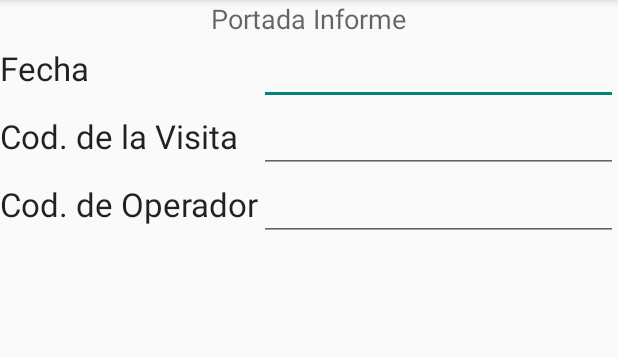
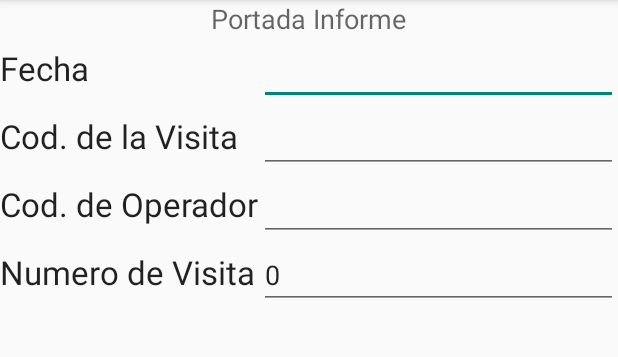
Before and after one commit to jjmoyadam/Listado1, an Android app: the fragment PortadaFragment shown on its own in the app's theme, after a tap on "GuardarDatos", on a phone screen of 412 x 824 dp, the part 84-441 px from its top. Run offline under Robolectric (Android 15) with nearby library versions, the phone set to English and light mode, and no system bars; libraries missing offline, so code that uses them is left out: org.apache.poi; 11 statements that could not run were skipped.

Commit message:
realizar carga portada correctamente en pruebaauditoria

```diff
--- a/app/src/main/java/agrocolor/listaverificacion/modelos/Auditoria.java
+++ b/app/src/main/java/agrocolor/listaverificacion/modelos/Auditoria.java
@@ -1,6 +1,7 @@
 package agrocolor.listaverificacion.modelos;
 
 import org.apache.poi.hssf.usermodel.HSSFWorkbook;
+import org.apache.poi.ss.usermodel.Cell;
 
 import java.util.ArrayList;
 import java.util.Date;
@@ -10,7 +11,8 @@ import java.util.Date;
  */
 public class Auditoria {
     //variables
-    private Date fecha;
+    private int fecha;
+    private int codvista;
     private int codopeador;
     private int numvisita;
     private String nombreArchivo;
@@ -26,11 +28,21 @@ public class Auditoria {
 
     }
     //metodos get y set
-    public Date getFecha() {
+
+
+    public int getCodvista() {
+        return codvista;
+    }
+
+    public void setCodvista(int codvista) {
+        this.codvista = codvista;
+    }
+
+    public int getFecha() {
         return fecha;
     }
 
-    public void setFecha(Date fecha) {
+    public void setFecha(int fecha) {
         this.fecha = fecha;
     }
 
--- a/app/src/main/java/agrocolor/listaverificacion/presentacion/PortadaFragment.java
+++ b/app/src/main/java/agrocolor/listaverificacion/presentacion/PortadaFragment.java
@@ -27,10 +27,9 @@ public class PortadaFragment extends Fragment {
     public static final String ARG_NUEVA_AUDITORIA = "nueva_auditoria";
 
 
-    private TextView tvfecha,tvvisita,tvoperador;
-    private EditText edfecha,edvisita,edoperador;
+    private TextView tvfecha,tvvisita,tvoperador,tvnumvista;
+    private EditText edfecha,edvisita,edoperador,ednumvisita;
     private MainActivity contexto;
-    private Auditoria auditoria;
     private TableLayout tabla;
     private boolean nuevaaduditoria;
     private FachadaExcel fachadaexcel;
@@ -51,16 +50,17 @@ public class PortadaFragment extends Fragment {
         tvfecha=(TextView)rootView.findViewById(R.id.tvFecha);
         tvvisita=(TextView)rootView.findViewById(R.id.tvCodVisita);
         tvoperador=(TextView)rootView.findViewById(R.id.tvCodCooperador);
+        Auditoria auditoria;
 
 
         //fachada excel
         fachadaexcel=new FachadaExcel(contexto);
 
-        ListaVerificacion lv;
 
         edfecha=(EditText)rootView.findViewById(R.id.edFecha);
         edvisita =(EditText)rootView.findViewById(R.id.edCodigoVisita);
         edoperador=(EditText)rootView.findViewById(R.id.edCodigoCooperador);
+        ednumvisita=(EditText)rootView.findViewById(R.id.ednumvisita);
         //carga del menu lateral
         contexto.cargarMenuDocumento();
 
@@ -75,7 +75,12 @@ public class PortadaFragment extends Fragment {
 
             } else {
                 Toast.makeText(getContext(), "la auditoria existe", Toast.LENGTH_SHORT).show();
-                fachadaexcel.leerPortada(archivo);
+                auditoria=fachadaexcel.leerPortada(archivo);
+                if(auditoria != null)
+                {
+                    cargarDatosPortada(auditoria);
+                    Toast.makeText(getContext(),"Datos Cargados",Toast.LENGTH_SHORT).show();
+                }
 
             }
         } catch (IOException e) {
@@ -102,7 +107,7 @@ public class PortadaFragment extends Fragment {
     public boolean onOptionsItemSelected(MenuItem item) {
         switch (item.getItemId()) {
             case R.id.btn_guardarPortada:
-                guardarDatosPortada(auditoria);
+                guardarDatosPortada();
                 resetFormulario();
                 return true;
             case R.id.btn_resetPortada:
@@ -123,7 +128,7 @@ public class PortadaFragment extends Fragment {
 
     }
 
-    private void guardarDatosPortada(Auditoria auditoria){
+    private void guardarDatosPortada(){
 
         //reseteo de datos
         String fecha=edfecha.getText().toString();
@@ -134,6 +139,15 @@ public class PortadaFragment extends Fragment {
         //mensaje
         Toast.makeText(getContext(),"Datos Guardados",Toast.LENGTH_SHORT).show();
 
+    }
+
+    private void cargarDatosPortada(Auditoria auditoria){
+
+        //datos
+        edfecha.setText(String.valueOf(auditoria.getFecha()));
+        edvisita.setText(String.valueOf(auditoria.getCodvista()));
+        edoperador.setText(String.valueOf(auditoria.getCodopeador()));
+        ednumvisita.setText(String.valueOf(auditoria.getNumvisita()));
 
     }
 
--- a/app/src/main/res/layout/fragment_portada.xml
+++ b/app/src/main/res/layout/fragment_portada.xml
@@ -68,6 +68,22 @@
                 android:id="@+id/edCodigoCooperador"
                 android:layout_weight="1" />
         </TableRow>
+        <TableRow>
+            <TextView
+                android:layout_width="wrap_content"
+                android:layout_height="wrap_content"
+                android:textAppearance="?android:attr/textAppearanceLarge"
+                android:text="Numero de Visita"
+                android:id="@+id/tvnumvisita" />
+
+            <EditText
+                android:layout_width="wrap_content"
+                android:layout_height="wrap_content"
+                android:inputType="number"
+                android:ems="10"
+                android:id="@+id/ednumvisita"
+                android:layout_weight="1" />
+        </TableRow>
 
     </TableLayout>
 
```
Also changed, not shown: app/src/main/java/agrocolor/listaverificacion/fachadas/FachadaExcel.java (+15 -7 lines), 86 other files.
